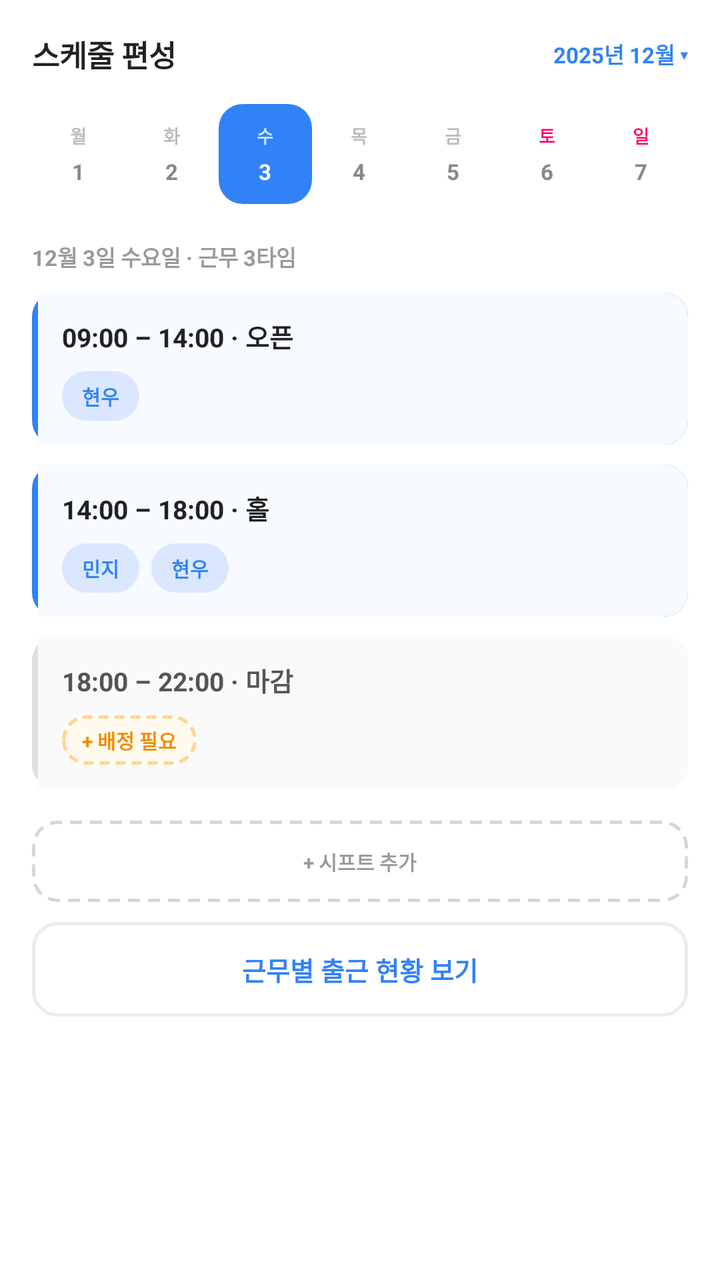
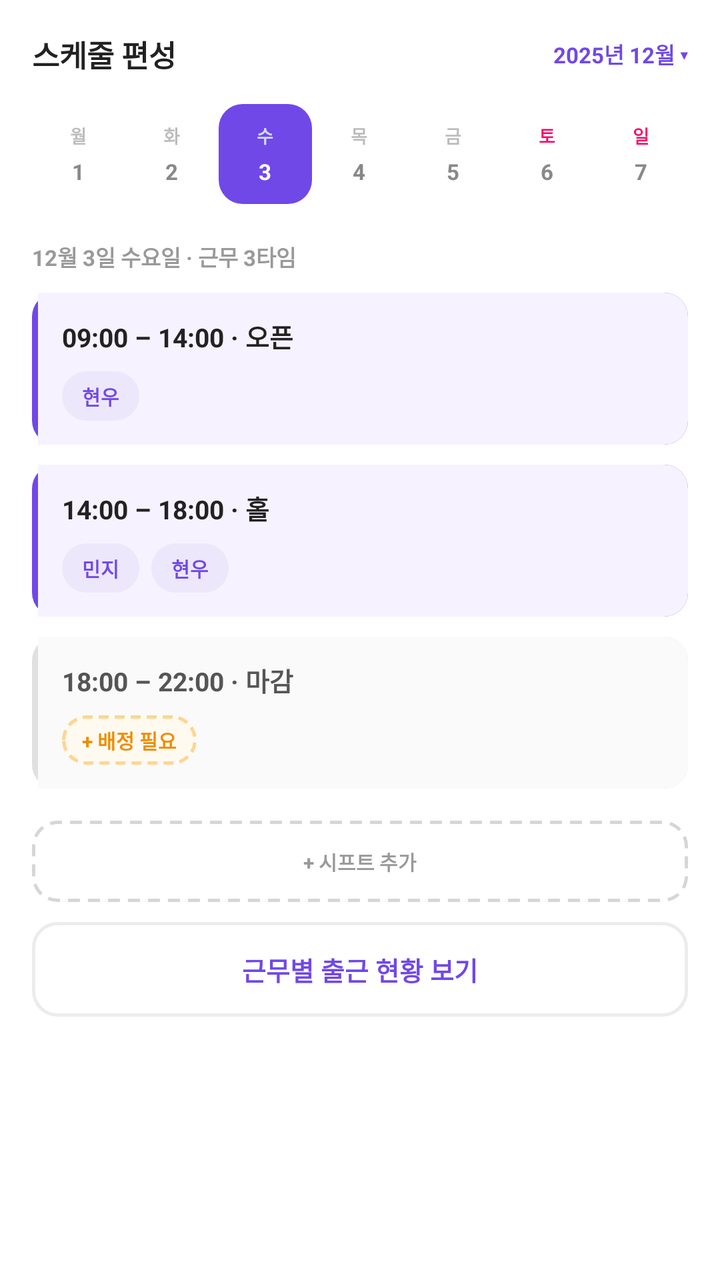

Two renders of the same Android screen: before a commit and after it. Below are the layout's source before the change and the commit's diff.
<!-- AndroidManifest.xml: application theme Theme.PTManagerEmployer -->
<!-- res/layout/fragment_schedule_edit.xml -->
<?xml version="1.0" encoding="utf-8"?>
<androidx.core.widget.NestedScrollView xmlns:android="http://schemas.android.com/apk/res/android"
    android:layout_width="match_parent"
    android:layout_height="match_parent"
    android:background="@color/white"
    android:fillViewport="true">

    <LinearLayout
        android:layout_width="match_parent"
        android:layout_height="wrap_content"
        android:orientation="vertical"
        android:paddingHorizontal="16dp"
        android:paddingTop="16dp"
        android:paddingBottom="24dp">

        <LinearLayout
            android:layout_width="match_parent"
            android:layout_height="wrap_content"
            android:orientation="horizontal"
            android:gravity="center_vertical">

            <TextView
                android:layout_width="0dp"
                android:layout_height="wrap_content"
                android:layout_weight="1"
                android:text="스케줄 편성"
                android:textColor="@color/text_primary"
                android:textSize="15sp"
                android:textStyle="bold" />

            <TextView
                android:layout_width="wrap_content"
                android:layout_height="wrap_content"
                android:text="2025년 12월 ▾"
                android:textColor="@color/brand_blue"
                android:textSize="11sp"
                android:textStyle="bold" />
        </LinearLayout>

        
        <LinearLayout
            android:layout_width="match_parent"
            android:layout_height="wrap_content"
            android:layout_marginTop="14dp"
            android:orientation="horizontal"
            android:baselineAligned="false">

            <LinearLayout style="@style/DayCell">
                <TextView style="@style/DayLabel" android:text="월" />
                <TextView style="@style/DayNum" android:text="1" />
            </LinearLayout>
            <LinearLayout style="@style/DayCell">
                <TextView style="@style/DayLabel" android:text="화" />
                <TextView style="@style/DayNum" android:text="2" />
            </LinearLayout>
            <LinearLayout style="@style/DayCell" android:background="@drawable/bg_day_selected">
                <TextView style="@style/DayLabel" android:text="수" android:textColor="#CFE0FF" />
                <TextView style="@style/DayNum" android:text="3" android:textColor="@color/white" />
            </LinearLayout>
            <LinearLayout style="@style/DayCell">
                <TextView style="@style/DayLabel" android:text="목" />
                <TextView style="@style/DayNum" android:text="4" />
            </LinearLayout>
            <LinearLayout style="@style/DayCell">
                <TextView style="@style/DayLabel" android:text="금" />
                <TextView style="@style/DayNum" android:text="5" />
            </LinearLayout>
            <LinearLayout style="@style/DayCell">
                <TextView style="@style/DayLabel" android:text="토" android:textColor="@color/weekend_red" />
                <TextView style="@style/DayNum" android:text="6" />
            </LinearLayout>
            <LinearLayout style="@style/DayCell">
                <TextView style="@style/DayLabel" android:text="일" android:textColor="@color/weekend_red" />
                <TextView style="@style/DayNum" android:text="7" />
            </LinearLayout>
        </LinearLayout>

        <TextView
            android:layout_width="wrap_content"
            android:layout_height="wrap_content"
            android:layout_marginTop="18dp"
            android:text="12월 3일 수요일 · 근무 3타임"
            android:textColor="@color/text_tertiary"
            android:textSize="11sp"
            android:textStyle="bold" />

        
        <LinearLayout style="@style/ShiftRow" android:background="@drawable/bg_schedule_active">
            <TextView style="@style/ShiftTime" android:text="09:00 – 14:00 · 오픈" />
            <LinearLayout style="@style/ShiftChips">
                <TextView style="@style/WorkerChip" android:text="현우" />
            </LinearLayout>
        </LinearLayout>

        
        <LinearLayout style="@style/ShiftRow" android:background="@drawable/bg_schedule_active">
            <TextView style="@style/ShiftTime" android:text="14:00 – 18:00 · 홀" />
            <LinearLayout style="@style/ShiftChips">
                <TextView style="@style/WorkerChip" android:text="민지" />
                <TextView style="@style/WorkerChip" android:text="현우" />
            </LinearLayout>
        </LinearLayout>

        
        <LinearLayout style="@style/ShiftRow" android:background="@drawable/bg_schedule_muted">
            <TextView style="@style/ShiftTime" android:text="18:00 – 22:00 · 마감"
                android:textColor="#555555" />
            <LinearLayout style="@style/ShiftChips">
                <TextView style="@style/WorkerChipEmpty" android:text="+ 배정 필요" />
            </LinearLayout>
        </LinearLayout>

        <TextView
            android:id="@+id/btn_add_shift"
            android:layout_width="match_parent"
            android:layout_height="wrap_content"
            android:layout_marginTop="16dp"
            android:background="@drawable/bg_dashed"
            android:text="+ 시프트 추가"
            android:textColor="@color/text_tertiary"
            android:textSize="10sp"
            android:textStyle="bold"
            android:gravity="center"
            android:paddingVertical="13dp"
            android:foreground="?attr/selectableItemBackground" />

        <TextView
            android:id="@+id/btn_attendance"
            android:layout_width="match_parent"
            android:layout_height="wrap_content"
            android:layout_marginTop="10dp"
            android:background="@drawable/bg_btn_outline_gray"
            android:text="근무별 출근 현황 보기"
            android:textColor="@color/brand_blue"
            android:textSize="13sp"
            android:textStyle="bold"
            android:gravity="center"
            android:paddingVertical="14dp"
            android:foreground="?attr/selectableItemBackground" />
    </LinearLayout>
</androidx.core.widget.NestedScrollView>
<!-- resources referenced by this layout -->
<resources>
  <color name="brand_blue">#3182F6</color>
  <color name="text_primary">#222222</color>
  <color name="text_tertiary">#999999</color>
  <color name="weekend_red">#FF0066</color>
  <color name="white">#FFFFFFFF</color>
  <!-- drawable bg_day_selected (drawable) -->
  <?xml version="1.0" encoding="utf-8"?>
  <shape xmlns:android="http://schemas.android.com/apk/res/android" android:shape="rectangle">
      <solid android:color="@color/brand_blue" />
      <corners android:radius="12dp" />
  </shape>
  <!-- drawable bg_schedule_active (drawable) -->
  <?xml version="1.0" encoding="utf-8"?>
  <layer-list xmlns:android="http://schemas.android.com/apk/res/android">
      
      <item>
          <shape android:shape="rectangle">
              <solid android:color="@color/brand_blue" />
              <corners android:radius="12dp" />
          </shape>
      </item>
      
      <item android:left="3dp">
          <shape android:shape="rectangle">
              <solid android:color="@color/brand_blue_bg" />
              <corners android:topRightRadius="12dp" android:bottomRightRadius="12dp" />
          </shape>
      </item>
  </layer-list>
  <style name="DayLabel">
          <item name="android:layout_width">wrap_content</item>
          <item name="android:layout_height">wrap_content</item>
          <item name="android:textColor">@color/text_hint</item>
          <item name="android:textSize">9sp</item>
          <item name="android:textStyle">bold</item>
      </style>
  <style name="ShiftChips">
          <item name="android:layout_width">wrap_content</item>
          <item name="android:layout_height">wrap_content</item>
          <item name="android:layout_marginTop">8dp</item>
          <item name="android:orientation">horizontal</item>
      </style>
  <style name="ShiftTime">
          <item name="android:layout_width">wrap_content</item>
          <item name="android:layout_height">wrap_content</item>
          <item name="android:textColor">@color/text_primary</item>
          <item name="android:textSize">13sp</item>
          <item name="android:textStyle">bold</item>
      </style>
  <style name="WorkerChip">
          <item name="android:layout_width">wrap_content</item>
          <item name="android:layout_height">wrap_content</item>
          <item name="android:layout_marginEnd">6dp</item>
          <item name="android:background">@drawable/bg_worker_chip</item>
          <item name="android:textColor">@color/brand_blue</item>
          <item name="android:textSize">10sp</item>
          <item name="android:textStyle">bold</item>
          <item name="android:paddingHorizontal">10dp</item>
          <item name="android:paddingVertical">5dp</item>
      </style>
  <style name="Theme.PTManagerEmployer" parent="Base.Theme.PTManagerEmployer" />
  <color name="border">#ECECEC</color>
  <color name="brand_blue_bg">#F7FAFF</color>
  <color name="text_hint">#BBBBBB</color>
  <color name="text_secondary">#888888</color>
  <!-- drawable bg_worker_chip (drawable) -->
  <?xml version="1.0" encoding="utf-8"?>
  <shape xmlns:android="http://schemas.android.com/apk/res/android" android:shape="rectangle">
      <solid android:color="@color/brand_blue_chip" />
      <corners android:radius="999dp" />
  </shape>
  <color name="warn_orange">#F08C00</color>
  <style name="Base.Theme.PTManagerEmployer" parent="Theme.Material3.Light.NoActionBar">
          <item name="colorPrimary">@color/brand_blue</item>
          <item name="colorOnPrimary">@color/white</item>
          <item name="colorSurface">@color/white</item>
          <item name="colorOnSurface">@color/text_primary</item>
          <item name="android:colorBackground">@color/white</item>
          <item name="android:statusBarColor">@color/white</item>
          <item name="android:navigationBarColor">@color/white</item>
          <item name="android:windowLightStatusBar">true</item>
          <item name="android:windowLightNavigationBar" tools:targetApi="o_mr1">true</item>
      </style>
  <color name="brand_blue_chip">#DBE7FF</color>
  <color name="warn_border_dashed">#FFD591</color>
  <!-- unchanged entries left out for length: 8 -->
</resources>

<!-- the commit's change to res/layout/fragment_schedule_edit.xml (unified diff, before → after) -->
@@ -32,7 +32,7 @@
                 android:layout_width="wrap_content"
                 android:layout_height="wrap_content"
                 android:text="2025년 12월 ▾"
-                android:textColor="@color/brand_blue"
+                android:textColor="@color/brand"
                 android:textSize="11sp"
                 android:textStyle="bold" />
         </LinearLayout>
@@ -131,7 +131,7 @@
             android:layout_marginTop="10dp"
             android:background="@drawable/bg_btn_outline_gray"
             android:text="근무별 출근 현황 보기"
-            android:textColor="@color/brand_blue"
+            android:textColor="@color/brand"
             android:textSize="13sp"
             android:textStyle="bold"
             android:gravity="center"
<!-- resource entries referenced after the edit -->
@@ -1,6 +1,6 @@
 <!-- resources referenced by this layout -->
 <resources>
-  <color name="brand_blue">#3182F6</color>
+  <color name="brand">#7048E8</color>
   <color name="text_primary">#222222</color>
   <color name="text_tertiary">#999999</color>
   <color name="weekend_red">#FF0066</color>
@@ -8,7 +8,7 @@
   <!-- drawable bg_day_selected (drawable) -->
   <?xml version="1.0" encoding="utf-8"?>
   <shape xmlns:android="http://schemas.android.com/apk/res/android" android:shape="rectangle">
-      <solid android:color="@color/brand_blue" />
+      <solid android:color="@color/brand" />
       <corners android:radius="12dp" />
   </shape>
   <!-- drawable bg_schedule_active (drawable) -->
@@ -17,14 +17,14 @@
       
       <item>
           <shape android:shape="rectangle">
-              <solid android:color="@color/brand_blue" />
+              <solid android:color="@color/brand" />
               <corners android:radius="12dp" />
           </shape>
       </item>
       
       <item android:left="3dp">
           <shape android:shape="rectangle">
-              <solid android:color="@color/brand_blue_bg" />
+              <solid android:color="@color/brand_bg" />
               <corners android:topRightRadius="12dp" android:bottomRightRadius="12dp" />
           </shape>
       </item>
@@ -54,7 +54,7 @@
           <item name="android:layout_height">wrap_content</item>
           <item name="android:layout_marginEnd">6dp</item>
           <item name="android:background">@drawable/bg_worker_chip</item>
-          <item name="android:textColor">@color/brand_blue</item>
+          <item name="android:textColor">@color/brand</item>
           <item name="android:textSize">10sp</item>
           <item name="android:textStyle">bold</item>
           <item name="android:paddingHorizontal">10dp</item>
@@ -62,18 +62,18 @@
       </style>
   <style name="Theme.PTManagerEmployer" parent="Base.Theme.PTManagerEmployer" />
   <color name="border">#ECECEC</color>
-  <color name="brand_blue_bg">#F7FAFF</color>
+  <color name="brand_bg">#F6F2FF</color>
   <color name="text_hint">#BBBBBB</color>
   <color name="text_secondary">#888888</color>
   <!-- drawable bg_worker_chip (drawable) -->
   <?xml version="1.0" encoding="utf-8"?>
   <shape xmlns:android="http://schemas.android.com/apk/res/android" android:shape="rectangle">
-      <solid android:color="@color/brand_blue_chip" />
+      <solid android:color="@color/brand_chip" />
       <corners android:radius="999dp" />
   </shape>
   <color name="warn_orange">#F08C00</color>
   <style name="Base.Theme.PTManagerEmployer" parent="Theme.Material3.Light.NoActionBar">
-          <item name="colorPrimary">@color/brand_blue</item>
+          <item name="colorPrimary">@color/brand</item>
           <item name="colorOnPrimary">@color/white</item>
           <item name="colorSurface">@color/white</item>
           <item name="colorOnSurface">@color/text_primary</item>
@@ -83,7 +83,7 @@
           <item name="android:windowLightStatusBar">true</item>
           <item name="android:windowLightNavigationBar" tools:targetApi="o_mr1">true</item>
       </style>
-  <color name="brand_blue_chip">#DBE7FF</color>
+  <color name="brand_chip">#EDE7FC</color>
   <color name="warn_border_dashed">#FFD591</color>
   <!-- unchanged entries left out for length: 8 -->
 </resources>
